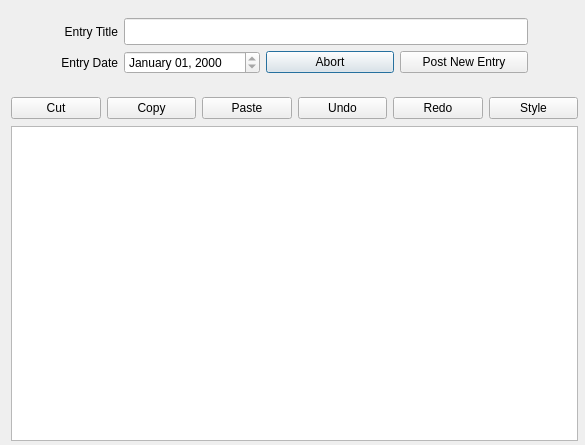
Above: editor.ui from netrunner-debian-kde-extras/robojournal before the change. Below: the same form after it.
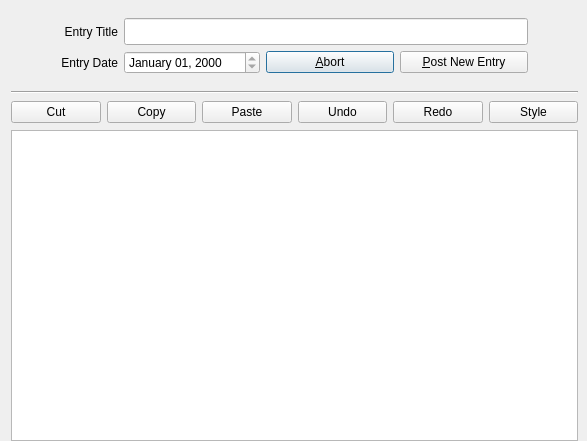
That is the form after the change. Icons and pictures are not drawn.

Diff of the .ui file:
```diff
--- a/editor.ui
+++ b/editor.ui
@@ -9,8 +9,8 @@
    <rect>
     <x>0</x>
     <y>0</y>
-    <width>585</width>
-    <height>445</height>
+    <width>587</width>
+    <height>441</height>
    </rect>
   </property>
   <property name="windowTitle">
@@ -103,7 +103,7 @@
        <number>50</number>
       </property>
       <property name="bottomMargin">
-       <number>8</number>
+       <number>2</number>
       </property>
       <item row="0" column="0">
        <widget class="QLabel" name="label">
@@ -162,7 +162,7 @@
       <item row="1" column="2">
        <widget class="QPushButton" name="Cancel">
         <property name="text">
-         <string>Abort</string>
+         <string>&amp;Abort</string>
         </property>
         <property name="icon">
          <iconset resource="images.qrc">
@@ -173,7 +173,7 @@
       <item row="1" column="3">
        <widget class="QPushButton" name="PostEntry">
         <property name="text">
-         <string>Post New Entry</string>
+         <string>&amp;Post New Entry</string>
         </property>
         <property name="icon">
          <iconset resource="images.qrc">
@@ -191,7 +191,7 @@
       <property name="verticalSpacing">
        <number>7</number>
       </property>
-      <item row="0" column="0">
+      <item row="1" column="0">
        <widget class="QPushButton" name="CutButton">
         <property name="font">
          <font>
@@ -212,7 +212,7 @@
         </property>
        </widget>
       </item>
-      <item row="0" column="1">
+      <item row="1" column="1">
        <widget class="QPushButton" name="CopyButton">
         <property name="font">
          <font>
@@ -232,7 +232,7 @@
         </property>
        </widget>
       </item>
-      <item row="0" column="2">
+      <item row="1" column="2">
        <widget class="QPushButton" name="PasteButton">
         <property name="font">
          <font>
@@ -255,7 +255,7 @@
         </property>
        </widget>
       </item>
-      <item row="0" column="3">
+      <item row="1" column="3">
        <widget class="QPushButton" name="UndoButton">
         <property name="text">
          <string>Undo</string>
@@ -266,7 +266,7 @@
         </property>
        </widget>
       </item>
-      <item row="0" column="4">
+      <item row="1" column="4">
        <widget class="QPushButton" name="RedoButton">
         <property name="text">
          <string>Redo</string>
@@ -277,7 +277,7 @@
         </property>
        </widget>
       </item>
-      <item row="0" column="5">
+      <item row="1" column="5">
        <widget class="QPushButton" name="FormatButton">
         <property name="text">
          <string>Style</string>
@@ -288,7 +288,7 @@
         </property>
        </widget>
       </item>
-      <item row="1" column="0" colspan="6">
+      <item row="2" column="0" colspan="6">
        <widget class="QTextEdit" name="EntryPost">
         <property name="font">
          <font>
@@ -307,6 +307,13 @@
         </property>
        </widget>
       </item>
+      <item row="0" column="0" colspan="6">
+       <widget class="Line" name="line">
+        <property name="orientation">
+         <enum>Qt::Horizontal</enum>
+        </property>
+       </widget>
+      </item>
      </layout>
     </item>
    </layout>
```
